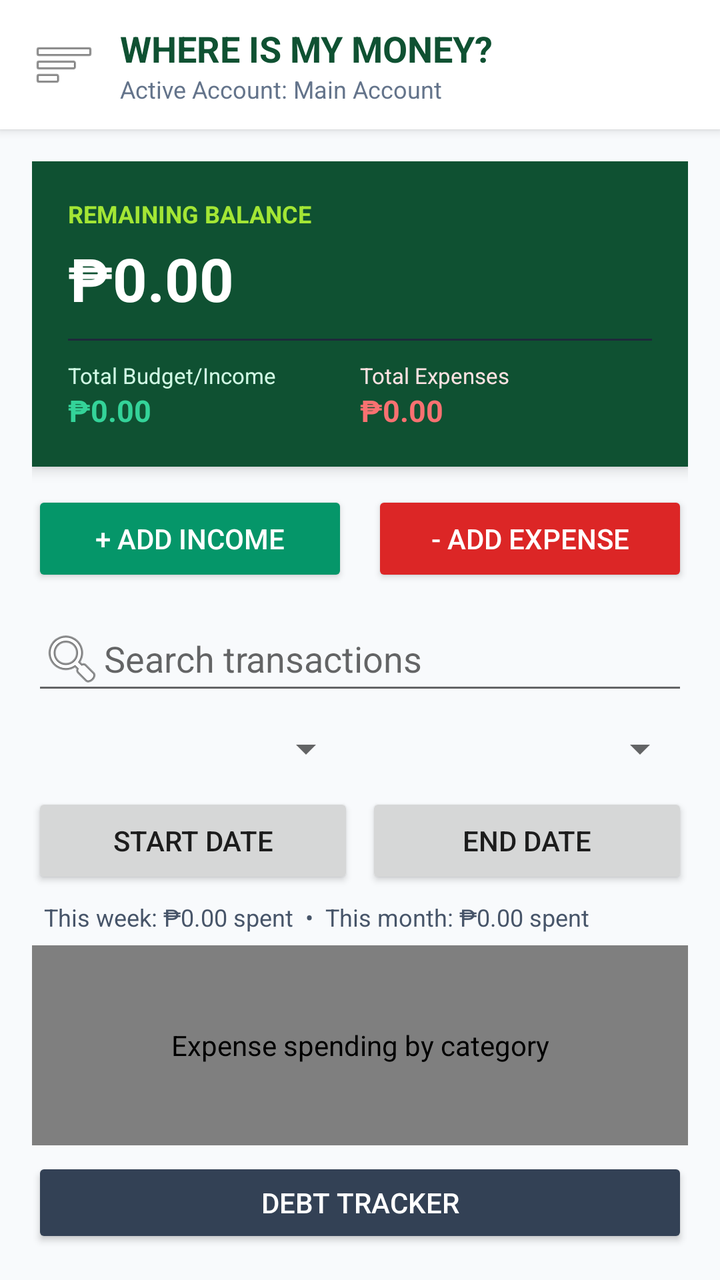
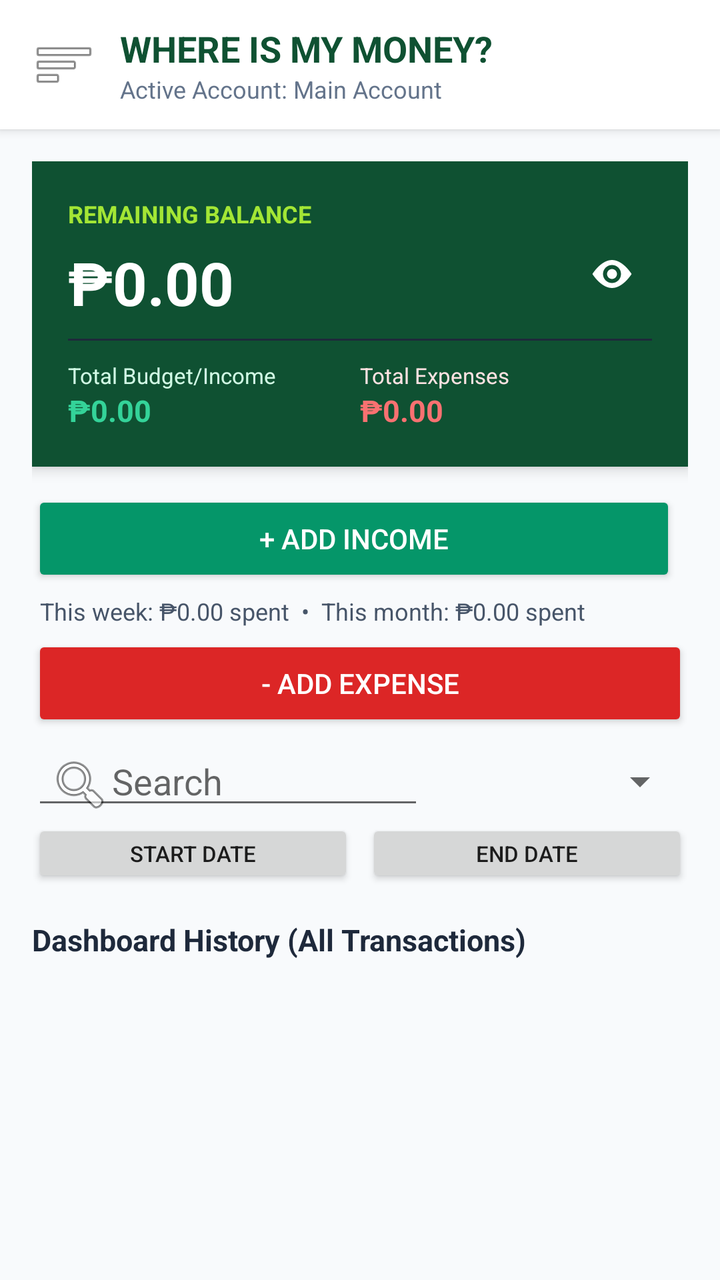

An Android layout rendered at two revisions. The XML below is the earlier revision; the diff shows what the commit changed to produce the second picture.
<!-- AndroidManifest.xml: application theme AppTheme -->
<!-- res/layout/activity_main.xml -->
<?xml version="1.0" encoding="utf-8"?>
<androidx.drawerlayout.widget.DrawerLayout xmlns:android="http://schemas.android.com/apk/res/android"
    xmlns:app="http://schemas.android.com/apk/res-auto"
    android:id="@+id/drawerLayout"
    android:layout_width="match_parent"
    android:layout_height="match_parent">

    
    <LinearLayout
        android:layout_width="match_parent"
        android:layout_height="match_parent"
        android:orientation="vertical"
        android:background="#F8FAFC">

        
        <LinearLayout
            android:layout_width="match_parent"
            android:layout_height="wrap_content"
            android:orientation="horizontal"
            android:gravity="center_vertical"
            android:padding="12dp"
            android:background="#FFFFFF"
            android:elevation="3dp">

            <ImageButton
                android:id="@+id/btnShowNav"
                android:layout_width="40dp"
                android:layout_height="40dp"
                android:src="@android:drawable/ic_menu_sort_by_size"
                android:background="?attr/selectableItemBackgroundBorderless"
                android:contentDescription="Show Nav" />

            <LinearLayout
                android:layout_width="0dp"
                android:layout_height="wrap_content"
                android:layout_weight="1"
                android:orientation="vertical"
                android:layout_marginStart="8dp">

                <TextView
                    android:layout_width="wrap_content"
                    android:layout_height="wrap_content"
                    android:text="WHERE IS MY MONEY?"
                    android:textColor="#0F5132"
                    android:textSize="18sp"
                    android:textStyle="bold" />

                <TextView
                    android:id="@+id/tvActiveUserName"
                    android:layout_width="wrap_content"
                    android:layout_height="wrap_content"
                    android:text="Active Account: Main Account"
                    android:textColor="#64748B"
                    android:textSize="12sp" />
            </LinearLayout>
        </LinearLayout>

        
        <FrameLayout
            android:layout_width="match_parent"
            android:layout_height="match_parent"
            android:padding="16dp">

            
            <LinearLayout
                android:id="@+id/viewDashboard"
                android:layout_width="match_parent"
                android:layout_height="match_parent"
                android:orientation="vertical">

                <LinearLayout
                    android:layout_width="match_parent"
                    android:layout_height="wrap_content"
                    android:orientation="vertical"
                    android:background="#0F5132"
                    android:padding="18dp"
                    android:elevation="4dp">

                    <TextView
                        android:layout_width="wrap_content"
                        android:layout_height="wrap_content"
                        android:text="REMAINING BALANCE"
                        android:textColor="#A3E635"
                        android:textStyle="bold"
                        android:textSize="12sp" />

                    <TextView
                        android:id="@+id/tvRemainingBalance"
                        android:layout_width="wrap_content"
                        android:layout_height="wrap_content"
                        android:text="₱0.00"
                        android:textColor="#FFFFFF"
                        android:textSize="30sp"
                        android:textStyle="bold"
                        android:layout_marginTop="4dp" />

                    <View
                        android:layout_width="match_parent"
                        android:layout_height="1dp"
                        android:background="#1E293B"
                        android:layout_marginVertical="10dp" />

                    <LinearLayout
                        android:layout_width="match_parent"
                        android:layout_height="wrap_content"
                        android:orientation="horizontal">

                        <LinearLayout
                            android:layout_width="0dp"
                            android:layout_height="wrap_content"
                            android:layout_weight="1"
                            android:orientation="vertical">

                            <TextView
                                android:layout_width="wrap_content"
                                android:layout_height="wrap_content"
                                android:text="Total Budget/Income"
                                android:textColor="#D1FAE5"
                                android:textSize="11sp" />

                            <TextView
                                android:id="@+id/tvTotalIncome"
                                android:layout_width="wrap_content"
                                android:layout_height="wrap_content"
                                android:text="₱0.00"
                                android:textColor="#34D399"
                                android:textSize="15sp"
                                android:textStyle="bold" />
                        </LinearLayout>

                        <LinearLayout
                            android:layout_width="0dp"
                            android:layout_height="wrap_content"
                            android:layout_weight="1"
                            android:orientation="vertical">

                            <TextView
                                android:layout_width="wrap_content"
                                android:layout_height="wrap_content"
                                android:text="Total Expenses"
                                android:textColor="#FEE2E2"
                                android:textSize="11sp" />

                            <TextView
                                android:id="@+id/tvTotalExpenses"
                                android:layout_width="wrap_content"
                                android:layout_height="wrap_content"
                                android:text="₱0.00"
                                android:textColor="#F87171"
                                android:textSize="15sp"
                                android:textStyle="bold" />
                        </LinearLayout>
                    </LinearLayout>
                </LinearLayout>

                <LinearLayout
                    android:layout_width="match_parent"
                    android:layout_height="wrap_content"
                    android:orientation="horizontal"
                    android:layout_marginTop="12dp">

                    <Button
                        android:id="@+id/btnDashAddIncome"
                        android:layout_width="0dp"
                        android:layout_height="wrap_content"
                        android:layout_weight="1"
                        android:text="+ Add Income"
                        android:backgroundTint="#059669"
                        android:textColor="#FFFFFF"
                        android:layout_marginEnd="6dp" />

                    <Button
                        android:id="@+id/btnDashAddExpense"
                        android:layout_width="0dp"
                        android:layout_height="wrap_content"
                        android:layout_weight="1"
                        android:text="- Add Expense"
                        android:backgroundTint="#DC2626"
                        android:textColor="#FFFFFF"
                        android:layout_marginStart="6dp" />
                </LinearLayout>

                <EditText
                    android:id="@+id/etTransactionSearch"
                    android:layout_width="match_parent"
                    android:layout_height="wrap_content"
                    android:hint="Search transactions"
                    android:inputType="text"
                    android:singleLine="true"
                    android:drawableStart="@android:drawable/ic_menu_search"
                    android:layout_marginTop="10dp" />

                <LinearLayout
                    android:layout_width="match_parent"
                    android:layout_height="wrap_content"
                    android:orientation="horizontal"
                    android:gravity="center_vertical">
                    <Spinner
                        android:id="@+id/spinnerSort"
                        android:layout_width="0dp"
                        android:layout_height="44dp"
                        android:layout_weight="1" />
                    <Spinner
                        android:id="@+id/spinnerDateRange"
                        android:layout_width="0dp"
                        android:layout_height="44dp"
                        android:layout_weight="1"
                        android:layout_marginStart="6dp" />
                </LinearLayout>

                <LinearLayout
                    android:layout_width="match_parent"
                    android:layout_height="wrap_content"
                    android:orientation="horizontal">
                    <Button
                        android:id="@+id/btnStartDate"
                        android:layout_width="0dp"
                        android:layout_height="wrap_content"
                        android:layout_weight="1"
                        android:text="Start date" />
                    <Button
                        android:id="@+id/btnEndDate"
                        android:layout_width="0dp"
                        android:layout_height="wrap_content"
                        android:layout_weight="1"
                        android:text="End date"
                        android:layout_marginStart="6dp" />
                </LinearLayout>

                <TextView
                    android:id="@+id/tvReportSummary"
                    android:layout_width="match_parent"
                    android:layout_height="wrap_content"
                    android:text="This week: ₱0.00 spent  •  This month: ₱0.00 spent"
                    android:textColor="#475569"
                    android:textSize="12sp"
                    android:padding="6dp" />

                <com.budgety.myapp.BarChartView
                    android:id="@+id/categoryBarChart"
                    android:layout_width="match_parent"
                    android:layout_height="100dp"
                    android:background="#FFFFFF"
                    android:contentDescription="Expense spending by category"
                    android:layout_marginBottom="6dp" />

                <Button
                    android:id="@+id/btnDebtTracker"
                    android:layout_width="match_parent"
                    android:layout_height="wrap_content"
                    android:text="Debt tracker"
                    android:backgroundTint="#334155"
                    android:textColor="#FFFFFF" />

                <TextView
                    android:layout_width="wrap_content"
                    android:layout_height="wrap_content"
                    android:text="Dashboard History (All Transactions)"
                    android:textSize="15sp"
                    android:textStyle="bold"
                    android:textColor="#1E293B"
                    android:layout_marginTop="16dp" />

                <ListView
                    android:id="@+id/listViewDashboardHistory"
                    android:layout_width="match_parent"
                    android:layout_height="match_parent"
                    android:layout_marginTop="8dp"
                    android:divider="@null"
                    android:dividerHeight="8dp" />
            </LinearLayout>

            
            <LinearLayout
                android:id="@+id/viewUser"
                android:layout_width="match_parent"
                android:layout_height="match_parent"
                android:orientation="vertical"
                android:visibility="gone">

                <TextView
                    android:layout_width="wrap_content"
                    android:layout_height="wrap_content"
                    android:text="User Management"
                    android:textSize="20sp"
                    android:textStyle="bold"
                    android:textColor="#0F5132"
                    android:layout_marginBottom="16dp" />

                <TextView
                    android:layout_width="wrap_content"
                    android:layout_height="wrap_content"
                    android:text="Switch Active User:"
                    android:textSize="14sp"
                    android:textStyle="bold"
                    android:textColor="#475569" />

                <Spinner
                    android:id="@+id/spinnerUsersTab"
                    android:layout_width="match_parent"
                    android:layout_height="48dp"
                    android:layout_marginTop="6dp"
                    android:layout_marginBottom="24dp"
                    android:background="@android:drawable/btn_dropdown" />

                <View
                    android:layout_width="match_parent"
                    android:layout_height="1dp"
                    android:background="#E2E8F0"
                    android:layout_marginBottom="24dp" />

                <TextView
                    android:layout_width="wrap_content"
                    android:layout_height="wrap_content"
                    android:text="Add New User Account:"
                    android:textSize="14sp"
                    android:textStyle="bold"
                    android:textColor="#475569" />

                <EditText
                    android:id="@+id/etNewUserName"
                    android:layout_width="match_parent"
                    android:layout_height="wrap_content"
                    android:hint="Enter User Name (e.g. Business, Juan)"
                    android:layout_marginTop="6dp"
                    android:inputType="textCapWords" />

                <Button
                    android:id="@+id/btnCreateUser"
                    android:layout_width="match_parent"
                    android:layout_height="wrap_content"
                    android:text="Create User"
                    android:backgroundTint="#0F5132"
                    android:textColor="#FFFFFF"
                    android:layout_marginTop="12dp" />

                
                <Button
                    android:id="@+id/btnRenameUser"
                    android:layout_width="match_parent"
                    android:layout_height="wrap_content"
                    android:text="Rename Active User"
                    android:backgroundTint="#334155"
                    android:textColor="#FFFFFF"
                    android:layout_marginTop="8dp" />

                
                <Button
                    android:id="@+id/btnBackToHome"
                    android:layout_width="match_parent"
                    android:layout_height="wrap_content"
                    android:text="Back to Dashboard"
                    android:backgroundTint="#64748B"
                    android:textColor="#FFFFFF"
                    android:layout_marginTop="8dp" />
            </LinearLayout>

            
            <LinearLayout
                android:id="@+id/viewHistory"
                android:layout_width="match_parent"
                android:layout_height="match_parent"
                android:orientation="vertical"
                android:visibility="gone">

                <TextView
                    android:layout_width="wrap_content"
                    android:layout_height="wrap_content"
                    android:text="Full History Logs"
                    android:textSize="20sp"
                    android:textStyle="bold"
                    android:textColor="#0F5132"
                    android:layout_marginBottom="12dp" />

                <com.google.android.material.button.MaterialButtonToggleGroup
                    android:id="@+id/toggleHistoryFilter"
                    android:layout_width="match_parent"
                    android:layout_height="wrap_content"
                    app:singleSelection="true"
                    app:checkedButton="@id/btnFilterAll">

                    <Button
                        android:id="@+id/btnFilterAll"
                        style="?attr/materialButtonOutlinedStyle"
                        android:layout_width="0dp"
                        android:layout_height="wrap_content"
                        android:layout_weight="1"
                        android:text="All Logs" />

                    <Button
                        android:id="@+id/btnFilterIncome"
                        style="?attr/materialButtonOutlinedStyle"
                        android:layout_width="0dp"
                        android:layout_height="wrap_content"
                        android:layout_weight="1"
                        android:text="Incomes" />

                    <Button
                        android:id="@+id/btnFilterExpense"
                        style="?attr/materialButtonOutlinedStyle"
                        android:layout_width="0dp"
                        android:layout_height="wrap_content"
                        android:layout_weight="1"
                        android:text="Expenses" />
                </com.google.android.material.button.MaterialButtonToggleGroup>

                <ListView
                    android:id="@+id/listViewFullHistory"
                    android:layout_width="match_parent"
                    android:layout_height="match_parent"
                    android:layout_marginTop="12dp"
                    android:divider="@null"
                    android:dividerHeight="8dp" />
            </LinearLayout>

        </FrameLayout>
    </LinearLayout>

    
    <LinearLayout
        android:layout_width="280dp"
        android:layout_height="match_parent"
        android:layout_gravity="start"
        android:orientation="vertical"
        android:background="#FFFFFF"
        android:clickable="true"
        android:focusable="true">

        
        <LinearLayout
            android:layout_width="match_parent"
            android:layout_height="wrap_content"
            android:orientation="horizontal"
            android:gravity="center_vertical"
            android:padding="16dp"
            android:background="#0F5132">

            <TextView
                android:layout_width="0dp"
                android:layout_height="wrap_content"
                android:layout_weight="1"
                android:text="Navigation Menu"
                android:textColor="#FFFFFF"
                android:textSize="18sp"
                android:textStyle="bold" />

            <ImageButton
                android:id="@+id/btnHideNav"
                android:layout_width="36dp"
                android:layout_height="36dp"
                android:src="@android:drawable/ic_menu_close_clear_cancel"
                android:background="?attr/selectableItemBackgroundBorderless"
                android:contentDescription="Hide Nav" />
        </LinearLayout>

        
        <TextView
            android:id="@+id/btnNavDashboard"
            android:layout_width="match_parent"
            android:layout_height="wrap_content"
            android:text="📊  Dashboard"
            android:textSize="16sp"
            android:textColor="#1E293B"
            android:padding="18dp"
            android:background="?attr/selectableItemBackground" />

        <TextView
            android:id="@+id/btnToggleAmounts"
            android:layout_width="match_parent"
            android:layout_height="wrap_content"
            android:text="🙈  Hide sensitive amounts"
            android:textSize="16sp"
            android:textColor="#1E293B"
            android:padding="18dp"
            android:background="?attr/selectableItemBackground" />

        <TextView
            android:id="@+id/btnToggleDarkMode"
            android:layout_width="match_parent"
            android:layout_height="wrap_content"
            android:text="🌙  Dark mode"
            android:textSize="16sp"
            android:textColor="#1E293B"
            android:padding="18dp"
            android:background="?attr/selectableItemBackground" />

        <TextView
            android:id="@+id/btnNavUser"
            android:layout_width="match_parent"
            android:layout_height="wrap_content"
            android:text="👤  User Management"
            android:textSize="16sp"
            android:textColor="#1E293B"
            android:padding="18dp"
            android:background="?attr/selectableItemBackground" />

        <TextView
            android:id="@+id/btnNavHistory"
            android:layout_width="match_parent"
            android:layout_height="wrap_content"
            android:text="📜  History Logs"
            android:textSize="16sp"
            android:textColor="#1E293B"
            android:padding="18dp"
            android:background="?attr/selectableItemBackground" />

    </LinearLayout>

</androidx.drawerlayout.widget.DrawerLayout>
<!-- resources referenced by this layout -->
<resources>
  <style name="AppTheme" parent="Theme.AppCompat.DayNight.NoActionBar">
          
          <item name="colorPrimary">@color/colorPrimary</item>
          <item name="colorPrimaryDark">@color/colorPrimaryDark</item>
          <item name="colorAccent">@color/colorAccent</item>
          <item name="android:fontFamily">sans</item>
      </style>
  <color name="colorPrimary">#008577</color>
  <color name="colorPrimaryDark">#00574B</color>
  <color name="colorAccent">#D81B60</color>
</resources>

<!-- the commit's change to res/layout/activity_main.xml (unified diff, before → after) -->
@@ -53,6 +53,14 @@
                     android:textColor="#64748B"
                     android:textSize="12sp" />
             </LinearLayout>
+
+            <ImageButton
+                android:id="@+id/btnToggleDarkMode"
+                android:layout_width="40dp"
+                android:layout_height="40dp"
+                android:src="@drawable/ic_moon"
+                android:background="?attr/selectableItemBackgroundBorderless"
+                android:contentDescription="Switch to dark mode" />
         </LinearLayout>
 
         
@@ -84,15 +92,32 @@
                         android:textStyle="bold"
                         android:textSize="12sp" />
 
-                    <TextView
-                        android:id="@+id/tvRemainingBalance"
-                        android:layout_width="wrap_content"
-                        android:layout_height="wrap_content"
-                        android:text="₱0.00"
-                        android:textColor="#FFFFFF"
-                        android:textSize="30sp"
-                        android:textStyle="bold"
-                        android:layout_marginTop="4dp" />
+                    <LinearLayout
+                        android:layout_width="match_parent"
+                        android:layout_height="wrap_content"
+                        android:orientation="horizontal"
+                        android:gravity="center_vertical">
+
+                        <TextView
+                            android:id="@+id/tvRemainingBalance"
+                            android:layout_width="0dp"
+                            android:layout_height="wrap_content"
+                            android:layout_weight="1"
+                            android:text="₱0.00"
+                            android:textColor="#FFFFFF"
+                            android:textSize="30sp"
+                            android:textStyle="bold"
+                            android:layout_marginTop="4dp" />
+
+                        <ImageButton
+                            android:id="@+id/btnToggleAmounts"
+                            android:layout_width="40dp"
+                            android:layout_height="40dp"
+                            android:src="@drawable/ic_eye_open"
+                            android:background="?attr/selectableItemBackgroundBorderless"
+                            android:tint="#FFFFFF"
+                            android:contentDescription="Hide amounts" />
+                    </LinearLayout>
 
                     <View
                         android:layout_width="match_parent"
@@ -169,42 +194,46 @@
                         android:textColor="#FFFFFF"
                         android:layout_marginEnd="6dp" />
 
-                    <Button
-                        android:id="@+id/btnDashAddExpense"
-                        android:layout_width="0dp"
-                        android:layout_height="wrap_content"
-                        android:layout_weight="1"
-                        android:text="- Add Expense"
-                        android:backgroundTint="#DC2626"
-                        android:textColor="#FFFFFF"
-                        android:layout_marginStart="6dp" />
                 </LinearLayout>
 
-                <EditText
-                    android:id="@+id/etTransactionSearch"
-                    android:layout_width="match_parent"
-                    android:layout_height="wrap_content"
-                    android:hint="Search transactions"
-                    android:inputType="text"
-                    android:singleLine="true"
-                    android:drawableStart="@android:drawable/ic_menu_search"
-                    android:layout_marginTop="10dp" />
+                <TextView
+                    android:id="@+id/tvReportSummary"
+                    android:layout_width="match_parent"
+                    android:layout_height="wrap_content"
+                    android:text="This week: ₱0.00 spent  •  This month: ₱0.00 spent"
+                    android:textColor="#475569"
+                    android:textSize="12sp"
+                    android:padding="4dp" />
+
+                <Button
+                    android:id="@+id/btnDashAddExpense"
+                    android:layout_width="match_parent"
+                    android:layout_height="wrap_content"
+                    android:text="- Add Expense"
+                    android:backgroundTint="#DC2626"
+                    android:textColor="#FFFFFF" />
 
                 <LinearLayout
                     android:layout_width="match_parent"
                     android:layout_height="wrap_content"
                     android:orientation="horizontal"
-                    android:gravity="center_vertical">
+                    android:gravity="center_vertical"
+                    android:layout_marginTop="6dp">
+                    <EditText
+                        android:id="@+id/etTransactionSearch"
+                        android:layout_width="0dp"
+                        android:layout_height="38dp"
+                        android:layout_weight="1"
+                        android:hint="Search"
+                        android:inputType="text"
+                        android:singleLine="true"
+                        android:drawableStart="@android:drawable/ic_menu_search"
+                        android:paddingStart="8dp"
+                        android:paddingEnd="8dp" />
                     <Spinner
                         android:id="@+id/spinnerSort"
-                        android:layout_width="0dp"
-                        android:layout_height="44dp"
-                        android:layout_weight="1" />
-                    <Spinner
-                        android:id="@+id/spinnerDateRange"
-                        android:layout_width="0dp"
-                        android:layout_height="44dp"
-                        android:layout_weight="1"
+                        android:layout_width="126dp"
+                        android:layout_height="38dp"
                         android:layout_marginStart="6dp" />
                 </LinearLayout>
 
@@ -215,42 +244,23 @@
                     <Button
                         android:id="@+id/btnStartDate"
                         android:layout_width="0dp"
-                        android:layout_height="wrap_content"
-                        android:layout_weight="1"
-                        android:text="Start date" />
+                        android:layout_height="34dp"
+                        android:layout_weight="1"
+                        android:text="Start date"
+                        android:textSize="11sp"
+                        android:minHeight="0dp"
+                        android:padding="0dp" />
                     <Button
                         android:id="@+id/btnEndDate"
                         android:layout_width="0dp"
-                        android:layout_height="wrap_content"
+                        android:layout_height="34dp"
                         android:layout_weight="1"
                         android:text="End date"
+                        android:textSize="11sp"
+                        android:minHeight="0dp"
+                        android:padding="0dp"
                         android:layout_marginStart="6dp" />
                 </LinearLayout>
-
-                <TextView
-                    android:id="@+id/tvReportSummary"
-                    android:layout_width="match_parent"
-                    android:layout_height="wrap_content"
-                    android:text="This week: ₱0.00 spent  •  This month: ₱0.00 spent"
-                    android:textColor="#475569"
-                    android:textSize="12sp"
-                    android:padding="6dp" />
-
-                <com.budgety.myapp.BarChartView
-                    android:id="@+id/categoryBarChart"
-                    android:layout_width="match_parent"
-                    android:layout_height="100dp"
-                    android:background="#FFFFFF"
-                    android:contentDescription="Expense spending by category"
-                    android:layout_marginBottom="6dp" />
-
-                <Button
-                    android:id="@+id/btnDebtTracker"
-                    android:layout_width="match_parent"
-                    android:layout_height="wrap_content"
-                    android:text="Debt tracker"
-                    android:backgroundTint="#334155"
-                    android:textColor="#FFFFFF" />
 
                 <TextView
                     android:layout_width="wrap_content"
@@ -353,6 +363,57 @@
                     android:backgroundTint="#64748B"
                     android:textColor="#FFFFFF"
                     android:layout_marginTop="8dp" />
+            </LinearLayout>
+
+            
+            <LinearLayout
+                android:id="@+id/viewChart"
+                android:layout_width="match_parent"
+                android:layout_height="match_parent"
+                android:orientation="vertical"
+                android:visibility="gone">
+
+                <TextView
+                    android:layout_width="wrap_content"
+                    android:layout_height="wrap_content"
+                    android:text="Expense Chart"
+                    android:textSize="20sp"
+                    android:textStyle="bold"
+                    android:textColor="#0F5132"
+                    android:layout_marginBottom="12dp" />
+
+                <com.budgety.myapp.BarChartView
+                    android:id="@+id/categoryBarChart"
+                    android:layout_width="match_parent"
+                    android:layout_height="260dp"
+                    android:background="#FFFFFF"
+                    android:contentDescription="Expense spending by category" />
+            </LinearLayout>
+
+            
+            <LinearLayout
+                android:id="@+id/viewDebt"
+                android:layout_width="match_parent"
+                android:layout_height="match_parent"
+                android:orientation="vertical"
+                android:visibility="gone">
+
+                <TextView
+                    android:layout_width="wrap_content"
+                    android:layout_height="wrap_content"
+                    android:text="Debt Tracker"
+                    android:textSize="20sp"
+                    android:textStyle="bold"
+                    android:textColor="#0F5132"
+                    android:layout_marginBottom="12dp" />
+
+                <Button
+                    android:id="@+id/btnOpenDebtTracker"
+                    android:layout_width="match_parent"
+                    android:layout_height="wrap_content"
+                    android:text="Add or manage debts"
+                    android:backgroundTint="#334155"
+                    android:textColor="#FFFFFF" />
             </LinearLayout>
 
             
@@ -465,20 +526,20 @@
             android:background="?attr/selectableItemBackground" />
 
         <TextView
-            android:id="@+id/btnToggleAmounts"
-            android:layout_width="match_parent"
-            android:layout_height="wrap_content"
-            android:text="🙈  Hide sensitive amounts"
+            android:id="@+id/btnNavChart"
+            android:layout_width="match_parent"
+            android:layout_height="wrap_content"
+            android:text="📊  Expense Chart"
             android:textSize="16sp"
             android:textColor="#1E293B"
             android:padding="18dp"
             android:background="?attr/selectableItemBackground" />
 
         <TextView
-            android:id="@+id/btnToggleDarkMode"
-            android:layout_width="match_parent"
-            android:layout_height="wrap_content"
-            android:text="🌙  Dark mode"
+            android:id="@+id/btnNavDebt"
+            android:layout_width="match_parent"
+            android:layout_height="wrap_content"
+            android:text="💳  Debt Tracker"
             android:textSize="16sp"
             android:textColor="#1E293B"
             android:padding="18dp"
<!-- resource entries referenced after the edit -->
@@ -1,5 +1,25 @@
 <!-- resources referenced by this layout -->
 <resources>
+  <!-- drawable ic_eye_open (drawable) -->
+  <vector xmlns:android="http://schemas.android.com/apk/res/android"
+      android:width="24dp"
+      android:height="24dp"
+      android:viewportWidth="24"
+      android:viewportHeight="24">
+      <path
+          android:fillColor="#FFFFFFFF"
+          android:pathData="M12,5C6.5,5 2.2,12 2.2,12S6.5,19 12,19S21.8,12 21.8,12S17.5,5 12,5M12,16.5A4.5,4.5 0,1 1,12 7.5A4.5,4.5 0,1 1,12 16.5M12,9.5A2.5,2.5 0,1 0,12 14.5A2.5,2.5 0,1 0,12 9.5" />
+  </vector>
+  <!-- drawable ic_moon (drawable) -->
+  <vector xmlns:android="http://schemas.android.com/apk/res/android"
+      android:width="24dp"
+      android:height="24dp"
+      android:viewportWidth="24"
+      android:viewportHeight="24">
+      <path
+          android:fillColor="#FFFFFFFF"
+          android:pathData="M20.5,14.2C19.7,14.5 18.8,14.7 17.8,14.7C13.1,14.7 9.3,10.9 9.3,6.2C9.3,5.2 9.5,4.3 9.8,3.5C5.9,4.4 3,7.9 3,12C3,16.8 6.9,20.7 11.7,20.7C15.8,20.7 19.3,17.9 20.5,14.2Z" />
+  </vector>
   <style name="AppTheme" parent="Theme.AppCompat.DayNight.NoActionBar">
           
           <item name="colorPrimary">@color/colorPrimary</item>
